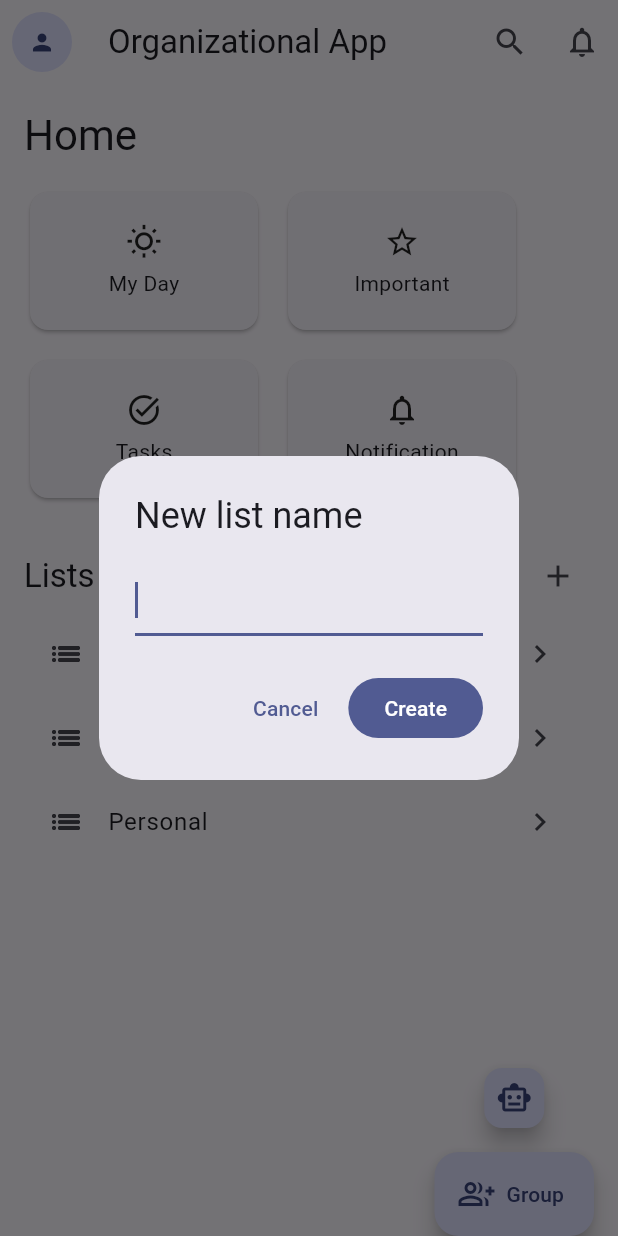
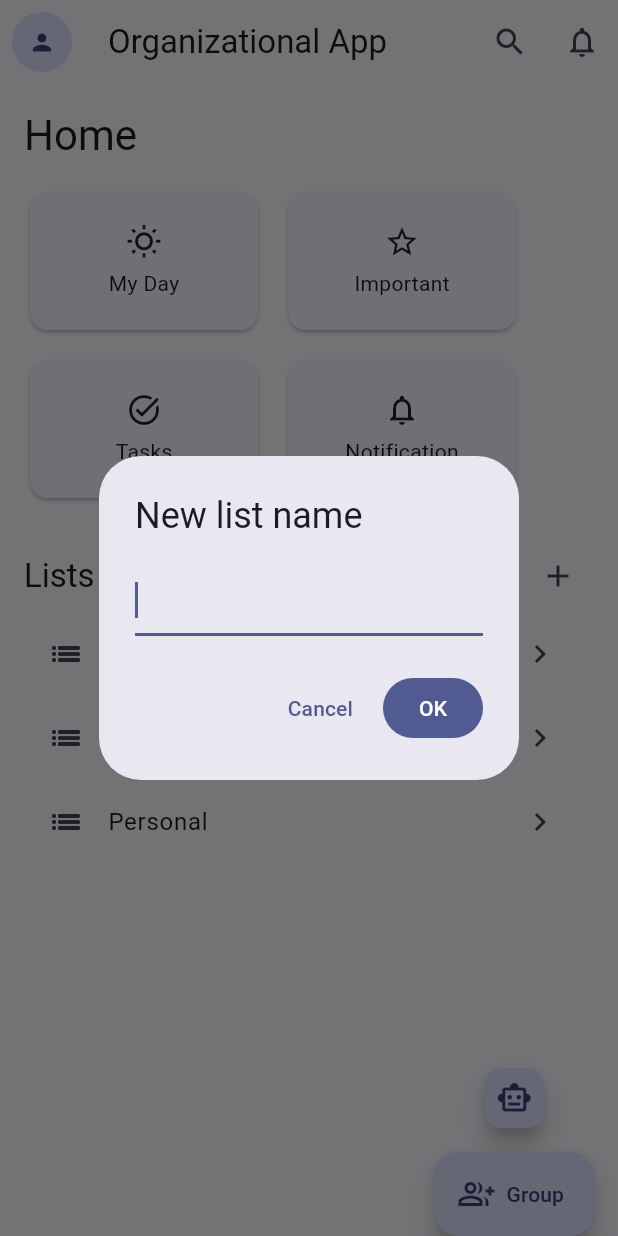
Before and after one commit to scientifios/organizational_app_group_1_csen268_f25, a Flutter app: the screen it shows after launch, after a tap on "Login", after a tap on the "add" icon, on a phone screen of 412 x 824 dp. Run offline on Flutter 3.47's test engine with Material 3 defaults, Android fonts, the light colour scheme and no system bars; our stand-ins replace bloc, equatable, flutter_bloc, go_router.

Commit message:
Reorganize project

```diff
--- /dev/null
+++ b/lib/model/task.dart
@@ -0,0 +1,49 @@
+// lib/model/task.dart
+import 'package:equatable/equatable.dart';
+
+class Task extends Equatable {
+  final String id;
+  final String title;
+  final bool completed;
+  final bool important;
+  final bool myDay;
+  final String? listId;
+  final List<String> steps;
+  final String? note;
+
+  const Task({
+    required this.id,
+    required this.title,
+    this.completed = false,
+    this.important = false,
+    this.myDay = false,
+    this.listId,
+    this.steps = const [],
+    this.note,
+  });
+
+  Task copyWith({
+    String? id,
+    String? title,
+    bool? completed,
+    bool? important,
+    bool? myDay,
+    String? listId,
+    List<String>? steps,
+    String? note,
+  }) {
+    return Task(
+      id: id ?? this.id,
+      title: title ?? this.title,
+      completed: completed ?? this.completed,
+      important: important ?? this.important,
+      myDay: myDay ?? this.myDay,
+      listId: listId ?? this.listId,
+      steps: steps ?? this.steps,
+      note: note ?? this.note,
+    );
+  }
+
+  @override
+  List<Object?> get props => [id, title, completed, important, myDay, listId, steps, note];
+}
--- a/lib/state/tasks_cubit.dart
+++ b/lib/state/tasks_cubit.dart
@@ -1,52 +1,7 @@
+// lib/state/tasks_cubit.dart
 import 'package:bloc/bloc.dart';
 import 'package:equatable/equatable.dart';
-
-class Task extends Equatable {
-  final String id;
-  final String title;
-  final bool completed;
-  final bool important;
-  final bool myDay;
-  final String? listId;
-  final List<String> steps;
-  final String? note;
-
-  const Task({
-    required this.id,
-    required this.title,
-    this.completed = false,
-    this.important = false,
-    this.myDay = false,
-    this.listId,
-    this.steps = const [],
-    this.note,
-  });
-
-  Task copyWith({
-    String? id,
-    String? title,
-    bool? completed,
-    bool? important,
-    bool? myDay,
-    String? listId,
-    List<String>? steps,
-    String? note,
-  }) {
-    return Task(
-      id: id ?? this.id,
-      title: title ?? this.title,
-      completed: completed ?? this.completed,
-      important: important ?? this.important,
-      myDay: myDay ?? this.myDay,
-      listId: listId ?? this.listId,
-      steps: steps ?? this.steps,
-      note: note ?? this.note,
-    );
-  }
-
-  @override
-  List<Object?> get props => [id, title, completed, important, myDay, listId, steps, note];
-}
+import '../model/task.dart';  //
 
 class TasksState extends Equatable {
   final List<Task> tasks;
--- a/lib/ui/pages/home_page.dart
+++ b/lib/ui/pages/home_page.dart
@@ -1,7 +1,10 @@
+// lib/ui/pages/home_page.dart
 import 'package:flutter/material.dart';
 import 'package:flutter_bloc/flutter_bloc.dart';
 import 'package:go_router/go_router.dart';
 import '../../state/tasks_cubit.dart';
+import '../widgets/quick_card.dart';
+import '../widgets/prompt_dialog.dart';
 
 class HomePage extends StatelessWidget {
   const HomePage({super.key});
@@ -15,10 +18,10 @@
         Text('Home', style: Theme.of(context).textTheme.headlineMedium),
         const SizedBox(height: 16),
         Wrap(spacing: 12, runSpacing: 12, children: [
-          _QuickCard(icon: Icons.wb_sunny_outlined, label: 'My Day', onTap: () => context.push('/tasks/myday')),
-          _QuickCard(icon: Icons.star_border, label: 'Important', onTap: () => context.push('/tasks/important')),
-          _QuickCard(icon: Icons.task_alt, label: 'Tasks', onTap: () => context.push('/tasks')),
-          _QuickCard(icon: Icons.notifications_outlined, label: 'Notification', onTap: () => context.push('/notifications')),
+          QuickCard(icon: Icons.wb_sunny_outlined, label: 'My Day', onTap: () => context.push('/tasks/myday')),
+          QuickCard(icon: Icons.star_border, label: 'Important', onTap: () => context.push('/tasks/important')),
+          QuickCard(icon: Icons.task_alt, label: 'Tasks', onTap: () => context.push('/tasks')),
+          QuickCard(icon: Icons.notifications_outlined, label: 'Notification', onTap: () => context.push('/notifications')),
         ]),
         const SizedBox(height: 24),
         Row(children: [
@@ -28,7 +31,7 @@
             icon: const Icon(Icons.add),
             tooltip: 'New List',
             onPressed: () async {
-              final name = await _prompt(context, 'New list name');
+              final name = await promptDialog(context, 'New list name');
               if (name != null && context.mounted) context.read<TasksCubit>().addList(name);
             },
           )
@@ -51,40 +54,3 @@
     );
   }
 }
-
-class _QuickCard extends StatelessWidget {
-  final IconData icon;
-  final String label;
-  final VoidCallback onTap;
-  const _QuickCard({required this.icon, required this.label, required this.onTap});
-
-  @override
-  Widget build(BuildContext context) {
-    return SizedBox(
-      width: 160,
-      height: 100,
-      child: Card(
-        child: InkWell(
-          borderRadius: BorderRadius.circular(12),
-          onTap: onTap,
-          child: Center(child: Column(mainAxisSize: MainAxisSize.min, children: [Icon(icon), const SizedBox(height: 6), Text(label)])),
-        ),
-      ),
-    );
-  }
-}
-
-Future<String?> _prompt(BuildContext context, String title) async {
-  final controller = TextEditingController();
-  return showDialog<String>(
-    context: context,
-    builder: (_) => AlertDialog(
-      title: Text(title),
-      content: TextField(controller: controller, autofocus: true),
-      actions: [
-        TextButton(onPressed: () => Navigator.pop(context), child: const Text('Cancel')),
-        FilledButton(onPressed: () => Navigator.pop(context, controller.text.trim()), child: const Text('Create')),
-      ],
-    ),
-  );
-}
--- /dev/null
+++ b/lib/ui/widgets/prompt_dialog.dart
@@ -0,0 +1,17 @@
+// lib/ui/widgets/prompt_dialog.dart
+import 'package:flutter/material.dart';
+
+Future<String?> promptDialog(BuildContext context, String title) async {
+  final controller = TextEditingController();
+  return showDialog<String>(
+    context: context,
+    builder: (_) => AlertDialog(
+      title: Text(title),
+      content: TextField(controller: controller, autofocus: true),
+      actions: [
+        TextButton(onPressed: () => Navigator.pop(context), child: const Text('Cancel')),
+        FilledButton(onPressed: () => Navigator.pop(context, controller.text.trim()), child: const Text('OK')),
+      ],
+    ),
+  );
+}
--- /dev/null
+++ b/lib/ui/widgets/quick_card.dart
@@ -0,0 +1,30 @@
+// lib/ui/widgets/quick_card.dart
+import 'package:flutter/material.dart';
+
+class QuickCard extends StatelessWidget {
+  final IconData icon;
+  final String label;
+  final VoidCallback onTap;
+  const QuickCard({super.key, required this.icon, required this.label, required this.onTap});
+
+  @override
+  Widget build(BuildContext context) {
+    return SizedBox(
+      width: 160,
+      height: 100,
+      child: Card(
+        child: InkWell(
+          borderRadius: BorderRadius.circular(12),
+          onTap: onTap,
+          child: Center(
+            child: Column(mainAxisSize: MainAxisSize.min, children: [
+              Icon(icon),
+              const SizedBox(height: 6),
+              Text(label),
+            ]),
+          ),
+        ),
+      ),
+    );
+  }
+}
```
Also changed, not shown: lib/ui/pages/myday_page.dart (+55 -10 lines), lib/ui/pages/tasks_page.dart (+20 -39 lines), lib/ui/widgets/task_tile.dart (added, +29 -0 lines), 1 other file.
